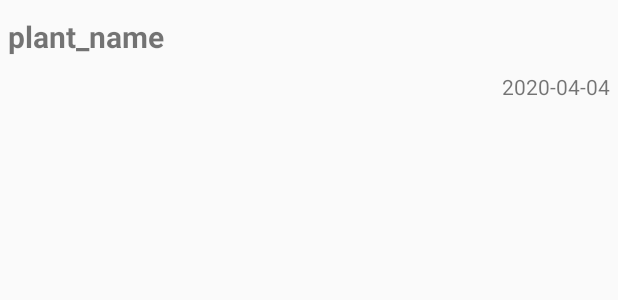
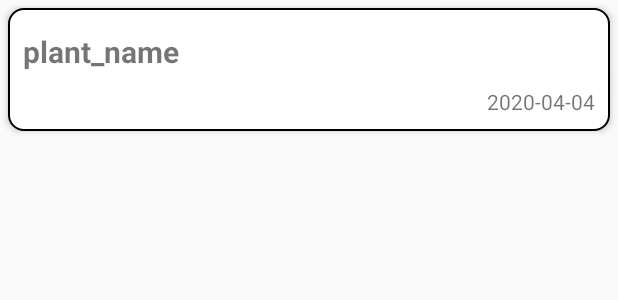
Before and after one commit to songmilee/weekand-farm, an Android app: the layout corp_item.xml on its own in the app's theme, with its tools: preview values and no code run, on a phone screen of 412 x 824 dp. Shown: the top 300 px of the screen. Run offline under Robolectric (Android 15) with nearby library versions, the phone set to English and light mode, and no system bars.

```diff
--- a/app/src/main/AndroidManifest.xml
+++ b/app/src/main/AndroidManifest.xml
@@ -9,14 +9,16 @@
         android:roundIcon="@mipmap/ic_launcher_round"
         android:supportsRtl="true"
         android:theme="@style/AppTheme">
-        <activity android:name=".ui.view.SplashActivity"
+        <activity android:name=".ui.view.CorpDiaryActivity"></activity>
+        <activity
+            android:name=".ui.view.SplashActivity"
             android:theme="@style/Theme.AppCompat.NoActionBar">
             <intent-filter>
                 <action android:name="android.intent.action.MAIN" />
                 <category android:name="android.intent.category.LAUNCHER" />
             </intent-filter>
         </activity>
-        <activity android:name=".ui.view.CorpListActivity"/>
+        <activity android:name=".ui.view.CorpListActivity" />
     </application>
 
 </manifest>
--- a/app/src/main/java/mi/song/weekand/farm/ui/view/CorpListActivity.java
+++ b/app/src/main/java/mi/song/weekand/farm/ui/view/CorpListActivity.java
@@ -2,11 +2,12 @@ package mi.song.weekand.farm.ui.view;
 
 import androidx.appcompat.app.AppCompatActivity;
 import androidx.databinding.DataBindingUtil;
+import androidx.recyclerview.widget.LinearLayoutManager;
 
 import android.os.Bundle;
-
 import mi.song.weekand.farm.R;
 import mi.song.weekand.farm.databinding.ActivityCorpListBinding;
+import mi.song.weekand.farm.model.Corp;
 import mi.song.weekand.farm.ui.adapter.CorpListAdapter;
 
 
@@ -28,5 +29,7 @@ public class CorpListActivity extends AppCompatActivity {
     private void init(){
         adapter = new CorpListAdapter(this);
         binding.corpList.setAdapter(adapter);
+        binding.corpList.setLayoutManager(new LinearLayoutManager(this));
+        adapter.addItem(new Corp("Test Corp", null, "test memo"));
     }
 }
--- /dev/null
+++ b/app/src/main/res/drawable/round_corner.xml
@@ -0,0 +1,6 @@
+<?xml version="1.0" encoding="utf-8"?>
+<shape xmlns:android="http://schemas.android.com/apk/res/android">
+    <corners android:radius="@dimen/corner_radius"/>
+    <solid android:color="@color/colorWhite"/>
+    <stroke android:color="@color/colorBlack" android:width="1dp"/>
+</shape>
--- a/app/src/main/res/layout/activity_splash.xml
+++ b/app/src/main/res/layout/activity_splash.xml
@@ -23,7 +23,7 @@
         android:layout_width="wrap_content"
         android:layout_height="wrap_content"
         android:text="@string/app_name"
-        android:textColor="@color/color_white"
+        android:textColor="@color/colorWhite"
         android:textSize="@dimen/big_txt_size"
         android:textStyle="bold"
         app:layout_constraintBottom_toBottomOf="parent"
--- a/app/src/main/res/layout/corp_item.xml
+++ b/app/src/main/res/layout/corp_item.xml
@@ -9,7 +9,10 @@
         android:layout_width="match_parent"
         android:layout_height="wrap_content"
         android:orientation="vertical"
-        android:padding="5dp">
+        android:padding="10dp"
+        android:layout_margin="5dp"
+        android:background="@drawable/round_corner"
+        android:elevation="3dp">
 
         <ImageView
             android:id="@+id/corp_item_iv"
--- a/app/src/main/res/values/colors.xml
+++ b/app/src/main/res/values/colors.xml
@@ -4,5 +4,6 @@
     <color name="colorPrimaryDark">#3700B3</color>
     <color name="colorAccent">#6F4F28</color>
 
-    <color name="color_white">#ffffff</color>
+    <color name="colorWhite">#ffffff</color>
+    <color name="colorBlack">#000000</color>
 </resources>
--- a/app/src/main/res/values/dimen.xml
+++ b/app/src/main/res/values/dimen.xml
@@ -2,4 +2,6 @@
 <resources>
     <dimen name="normal_txt_size">15sp</dimen>
     <dimen name="big_txt_size">20sp</dimen>
+
+    <dimen name="corner_radius">10dp</dimen>
 </resources>
--- a/app/src/main/res/values/styles.xml
+++ b/app/src/main/res/values/styles.xml
@@ -1,7 +1,7 @@
 <resources>
 
     <!-- Base application theme. -->
-    <style name="AppTheme" parent="Theme.AppCompat.Light.DarkActionBar">
+    <style name="AppTheme" parent="Theme.AppCompat.Light.NoActionBar">
         <!-- Customize your theme here. -->
         <item name="colorPrimary">@color/colorPrimary</item>
         <item name="colorPrimaryDark">@color/colorPrimaryDark</item>
```
Also changed, not shown: app/build.gradle (+10 -1 lines), app/src/main/java/mi/song/weekand/farm/ui/adapter/CorpListAdapter.java (+30 -11 lines), app/src/main/java/mi/song/weekand/farm/ui/view/CorpDiaryActivity.java (added, +22 -0 lines), app/src/main/res/layout/activity_corp_diary.xml (added, +41 -0 lines).
